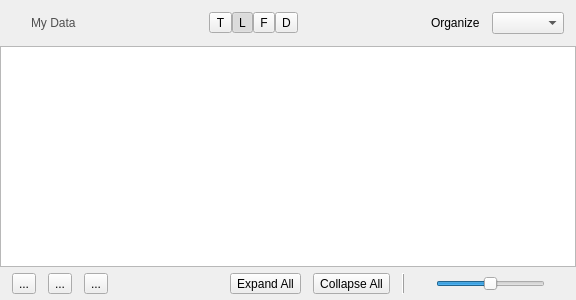
Old version of the form source/ui/AMDataView.ui in the repository acquaman/acquaman.
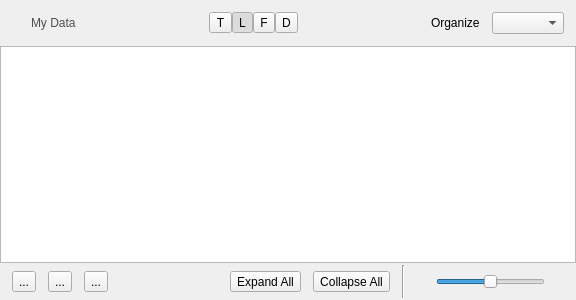
New version of the form. Icons and pictures are not drawn.

Commit message: enabled Qt::SmoothTransformation when scaling thumbnails into AMDataViewThumbnailView. The scaled pixmap is cached, so that no re-resizing is required on the next paint

Diff of the .ui file:
```diff
--- a/source/ui/AMDataView.ui
+++ b/source/ui/AMDataView.ui
@@ -201,21 +201,25 @@
       <number>12</number>
      </property>
      <property name="topMargin">
-      <number>6</number>
+      <number>2</number>
      </property>
      <property name="rightMargin">
       <number>12</number>
      </property>
      <property name="bottomMargin">
-      <number>6</number>
+      <number>2</number>
      </property>
      <item>
-      <widget class="QToolButton" name="openButton1">
-       <property name="text">
-        <string>...</string>
+      <layout class="QHBoxLayout" name="horizontalLayout_4">
+       <property name="topMargin">
+        <number>6</number>
        </property>
-      </widget>
-     </item>
+       <property name="rightMargin">
+        <number>0</number>
+       </property>
+       <property name="bottomMargin">
+        <number>6</number>
+       </property>
      <item>
       <widget class="QToolButton" name="opeButton2">
        <property name="text">
@@ -223,6 +227,13 @@
        </property>
       </widget>
      </item>
+       <item>
+        <widget class="QToolButton" name="openButton1">
+         <property name="text">
+          <string>...</string>
+         </property>
+        </widget>
+       </item>
      <item>
       <widget class="QToolButton" name="openButton3">
        <property name="text">
@@ -230,6 +241,8 @@
        </property>
       </widget>
      </item>
+      </layout>
+     </item>
      <item>
       <spacer name="horizontalSpacer_3">
        <property name="orientation">
@@ -244,6 +257,14 @@
       </spacer>
      </item>
      <item>
+      <layout class="QHBoxLayout" name="horizontalLayout_5">
+       <property name="topMargin">
+        <number>6</number>
+       </property>
+       <property name="bottomMargin">
+        <number>6</number>
+       </property>
+       <item>
       <widget class="QToolButton" name="expandAllButton">
        <property name="text">
         <string>Expand All</string>
@@ -257,13 +278,15 @@
        </property>
       </widget>
      </item>
+      </layout>
+     </item>
      <item>
       <widget class="QFrame" name="frame">
        <property name="frameShape">
         <enum>QFrame::VLine</enum>
        </property>
        <property name="frameShadow">
-        <enum>QFrame::Raised</enum>
+        <enum>QFrame::Sunken</enum>
        </property>
       </widget>
      </item>
```
Lines whose indentation alone changed are shown as unchanged. The commit also changes 2 other files.
